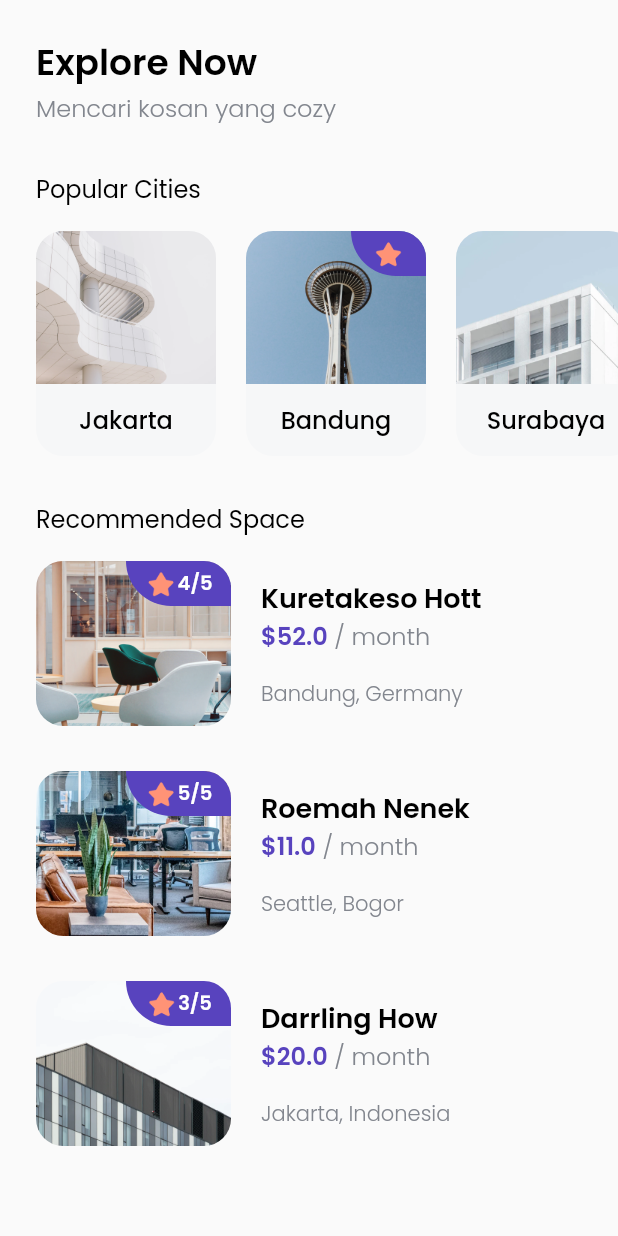
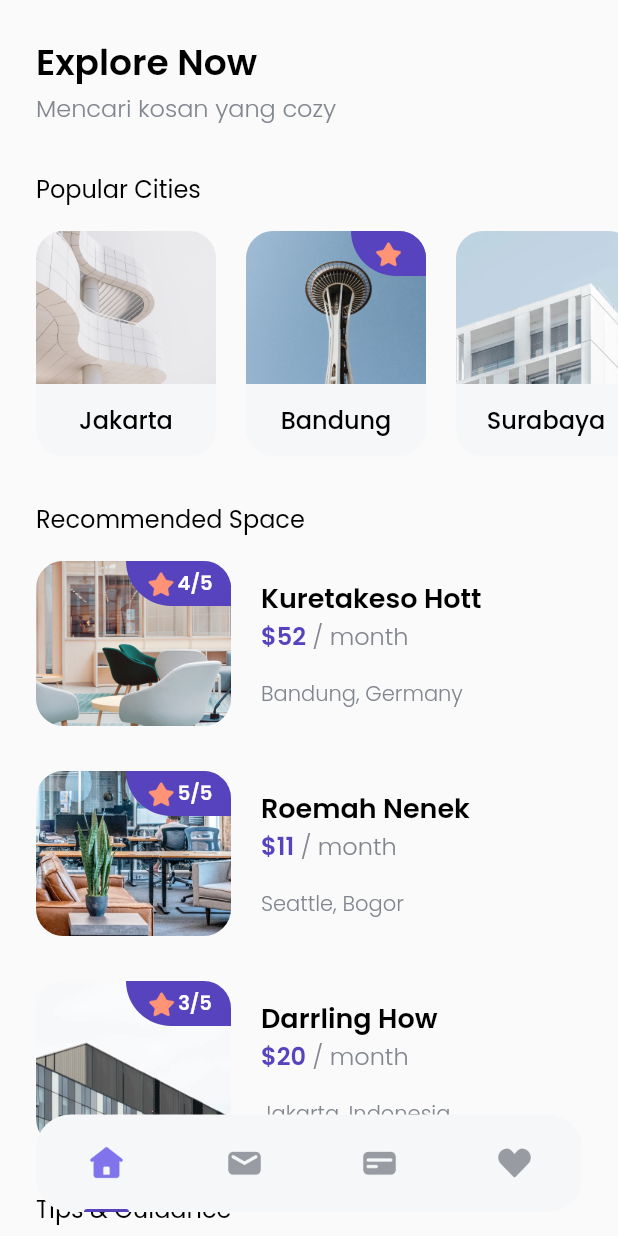
Before and after one commit to abghifareihand/goys_boarding_house, a Flutter app: the screen it shows after launch, after a tap on "Explore Now", on a phone screen of 412 x 824 dp. Run offline on Flutter 3.47's test engine with Material 2 defaults, Android fonts, the phone set to English and light mode, and no system bars; our stand-ins replace google_fonts.

Commit message:
add bottomnav ui

```diff
--- a/lib/constant/theme.dart
+++ b/lib/constant/theme.dart
@@ -7,6 +7,7 @@ const Color blackColor = Color(0xff000000);
 const Color whiteColor = Color(0xffFFFFFF);
 const Color greyColor = Color(0xff82868E);
 const Color greycardColor = Color(0xffF6F7F8);
+const Color greynavColor = Color(0xffF6F7F8);
 
 double edge = 24;
 double defaultMargin = 24.0;
--- a/lib/models/space.dart
+++ b/lib/models/space.dart
@@ -2,7 +2,7 @@ class Space {
   int? id;
   String? name;
   String? imageUrl;
-  double? price;
+  int? price;
   String? city;
   String? country;
   int? rating;
--- /dev/null
+++ b/lib/models/tips.dart
@@ -0,0 +1,13 @@
+class Tips {
+  int? id;
+  String? title;
+  String? imageUrl;
+  String? updatedAt;
+
+  Tips({
+    this.id,
+    this.title,
+    this.imageUrl,
+    this.updatedAt,
+  });
+}
--- a/lib/pages/home_page.dart
+++ b/lib/pages/home_page.dart
@@ -2,8 +2,11 @@ import 'package:flutter/material.dart';
 import 'package:goys_boarding_house/constant/theme.dart';
 import 'package:goys_boarding_house/models/city.dart';
 import 'package:goys_boarding_house/models/space.dart';
+import 'package:goys_boarding_house/models/tips.dart';
+import 'package:goys_boarding_house/widgets/bottom_navbar_item.dart';
 import 'package:goys_boarding_house/widgets/city_card.dart';
 import 'package:goys_boarding_house/widgets/space_card.dart';
+import 'package:goys_boarding_house/widgets/tips_card.dart';
 
 class HomePage extends StatelessWidget {
   const HomePage({super.key});
@@ -12,13 +15,12 @@ class HomePage extends StatelessWidget {
   Widget build(BuildContext context) {
     return Scaffold(
       body: SafeArea(
-        child: Padding(
-          padding: EdgeInsets.symmetric(
-            vertical: edge,
-          ),
         child: ListView(
           // TODO : TITLE HEADER
           children: [
+            SizedBox(
+              height: edge,
+            ),
             Padding(
               padding: EdgeInsets.only(left: edge),
               child: Text(
@@ -156,16 +158,91 @@ class HomePage extends StatelessWidget {
                         country: 'Indonesia',
                         rating: 3),
                   ),
+                ],
+              ),
+            ),
             const SizedBox(
               height: 30.0,
             ),
-                  ],
+            Padding(
+              padding: EdgeInsets.only(left: edge),
+              child: Text(
+                'Tips & Guidance',
+                style: blackTextStyle.copyWith(
+                  fontSize: 16,
+                ),
+              ),
+            ),
+            const SizedBox(
+              height: 16.0,
+            ),
+            Padding(
+              padding: EdgeInsets.symmetric(
+                horizontal: edge,
+              ),
+              child: Column(
+                children: [
+                  TipsCard(
+                    tips: Tips(
+                      id: 1,
+                      title: 'City Guidelines',
+                      imageUrl: 'assets/tips1.png',
+                      updatedAt: 'Updated 20 Apr',
+                    ),
+                  ),
+                  const SizedBox(
+                    height: 20.0,
+                  ),
+                  TipsCard(
+                    tips: Tips(
+                      id: 2,
+                      title: 'Jakarta Fairship',
+                      imageUrl: 'assets/tips2.png',
+                      updatedAt: 'Updated 11 Dec',
                     ),
                   ),
                 ],
               ),
             ),
+            SizedBox(
+              height: 100 + edge,
             ),
+          ],
+        ),
+      ),
+      floatingActionButton: Container(
+        height: 65,
+        width: MediaQuery.of(context).size.width - (2 * edge),
+        margin: EdgeInsets.symmetric(
+          horizontal: edge,
+        ),
+        decoration: BoxDecoration(
+          color: greynavColor,
+          borderRadius: BorderRadius.circular(23),
+        ),
+        child: Row(
+          mainAxisAlignment: MainAxisAlignment.spaceAround,
+          children: [
+            BottomNavbarItem(
+              imageUrl: 'assets/ic_home.png',
+              isActive: true,
+            ),
+            BottomNavbarItem(
+              imageUrl: 'assets/ic_email.png',
+              isActive: false,
+            ),
+            BottomNavbarItem(
+              imageUrl: 'assets/ic_card.png',
+              isActive: false,
+            ),
+            BottomNavbarItem(
+              imageUrl: 'assets/ic_favorite.png',
+              isActive: false,
+            ),
+          ],
+        ),
+      ),
+      floatingActionButtonLocation: FloatingActionButtonLocation.centerFloat,
     );
   }
 }
--- /dev/null
+++ b/lib/widgets/bottom_navbar_item.dart
@@ -0,0 +1,36 @@
+import 'package:flutter/material.dart';
+import 'package:goys_boarding_house/constant/theme.dart';
+
+class BottomNavbarItem extends StatelessWidget {
+  final String? imageUrl;
+  final bool? isActive;
+
+  const BottomNavbarItem({
+    super.key,
+    this.imageUrl,
+    this.isActive,
+  });
+
+  @override
+  Widget build(BuildContext context) {
+    return Column(
+      children: [
+        const Spacer(),
+        Image.asset(
+          imageUrl!,
+          width: 26,
+        ),
+        const Spacer(),
+        isActive! ? Container(
+          width: 30,
+          height: 2,
+          decoration: const BoxDecoration(
+              color: purpleColor,
+              borderRadius: BorderRadius.vertical(
+                top: Radius.circular(1000),
+              )),
+        ) : Container(),
+      ],
+    );
+  }
+}
--- a/lib/widgets/city_card.dart
+++ b/lib/widgets/city_card.dart
@@ -22,7 +22,7 @@ class CityCard extends StatelessWidget {
             Stack(
               children: [
                 Image.asset(
-                  city!.imageUrl ?? '',
+                  city!.imageUrl!,
                   width: 120,
                   height: 102,
                   fit: BoxFit.cover,
--- a/lib/widgets/space_card.dart
+++ b/lib/widgets/space_card.dart
@@ -21,7 +21,7 @@ class SpaceCard extends StatelessWidget {
             child: Stack(
               children: [
                 Image.asset(
-                  space!.imageUrl ?? '',
+                  space!.imageUrl!,
                 ),
                 Align(
                   alignment: Alignment.topRight,
--- /dev/null
+++ b/lib/widgets/tips_card.dart
@@ -0,0 +1,54 @@
+import 'package:flutter/material.dart';
+import 'package:goys_boarding_house/constant/theme.dart';
+import 'package:goys_boarding_house/models/tips.dart';
+
+class TipsCard extends StatelessWidget {
+  final Tips? tips;
+  const TipsCard({
+    super.key,
+    this.tips,
+  });
+
+  @override
+  Widget build(BuildContext context) {
+    return Row(
+      children: [
+        Image.asset(
+          tips!.imageUrl!,
+          width: 80,
+        ),
+        const SizedBox(
+          width: 16.0,
+        ),
+        Column(
+          crossAxisAlignment: CrossAxisAlignment.start,
+          children: [
+            Text(
+              tips!.title!,
+              style: blackTextStyle.copyWith(
+                fontSize: 18,
+                fontWeight: semiBold,
+              ),
+            ),
+            Text(
+              tips!.updatedAt!,
+              style: greyTextStyle.copyWith(
+                fontSize: 14,
+                fontWeight: light,
+              ),
+            ),
+          ],
+        ),
+        const Spacer(),
+        IconButton(
+          onPressed: () {},
+          icon: const Icon(
+            Icons.chevron_right,
+            size: 24,
+            color: greyColor,
+          ),
+        ),
+      ],
+    );
+  }
+}
```
Also changed, not shown: assets/ic_card.png (added), assets/ic_email.png (added), assets/ic_favorite.png (added), assets/ic_home.png (added). Lines whose indentation alone changed are shown as unchanged.
